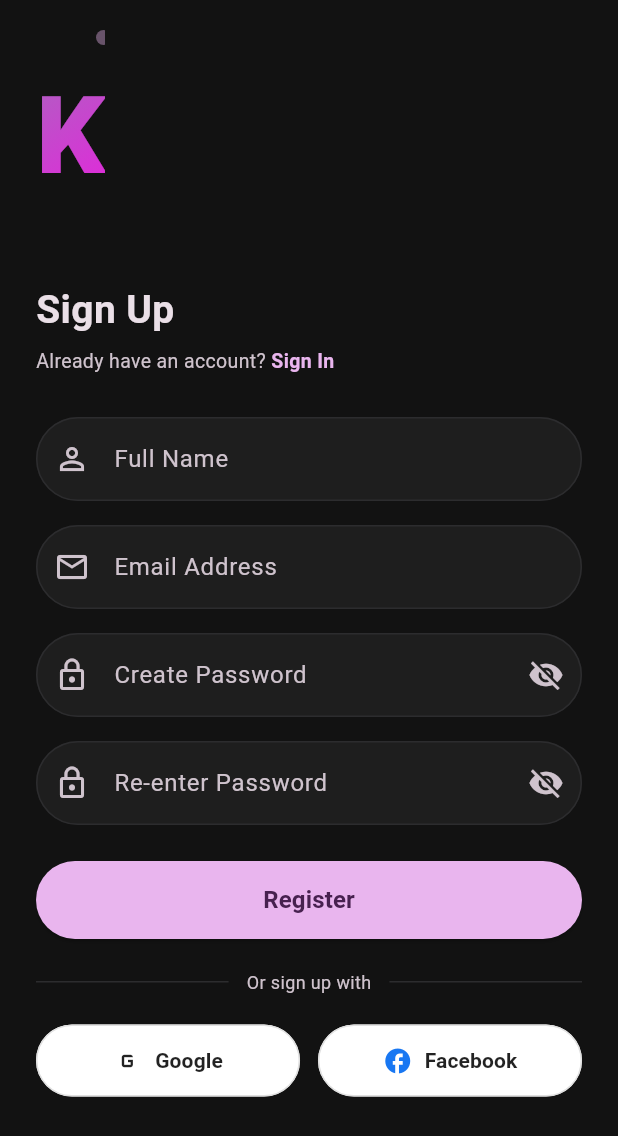
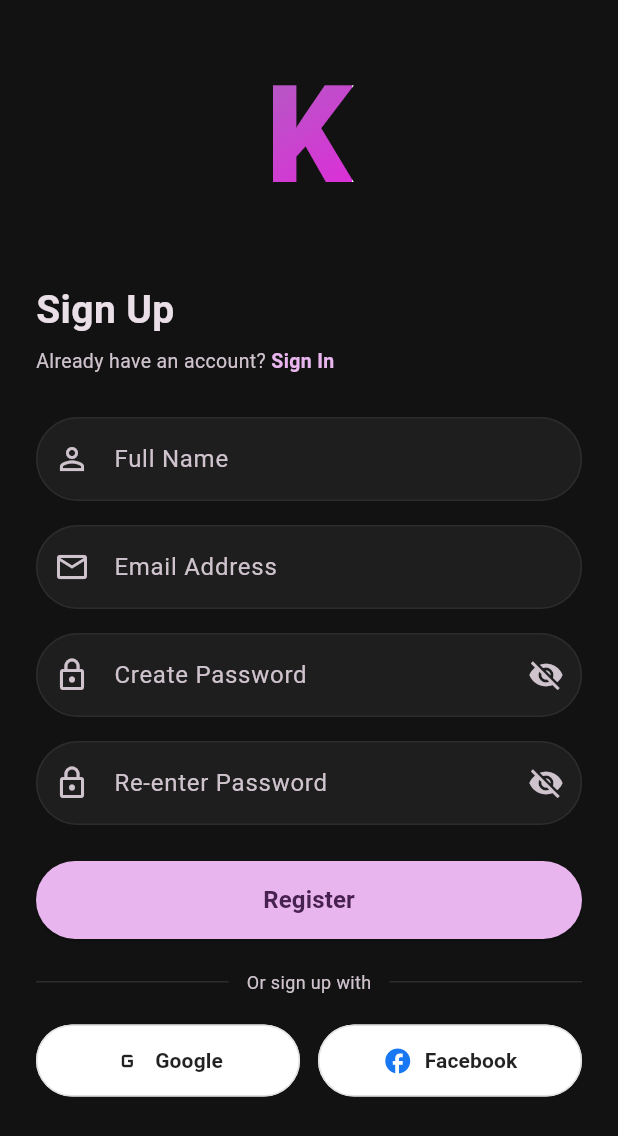
Before and after one commit to thejessepraise/kraze_marketplace, a Flutter app: the screen it shows after launch, after a tap on "Sign Up", on a phone screen of 412 x 824 dp. Shown: the top 1136 px of the screen. Run offline on Flutter 3.47's test engine with Material 3 defaults, Android fonts, the phone set to English and light mode, and no system bars.

Commit message:
new files added

```diff
--- a/lib/pages/auth/auth_widgets.dart
+++ b/lib/pages/auth/auth_widgets.dart
@@ -25,27 +25,30 @@ class AuthHeader extends StatelessWidget {
     final colorScheme = Theme.of(context).colorScheme;
 
     return SizedBox(
+      width: double.infinity, // <-- without this, the box shrinks to fit
+      // just the "K" text and hugs the left edge instead of centering
+      // across the available width.
       height: 180,
       child: Stack(
         alignment: Alignment.center,
         children: [
           // Small floating decorative dots, loosely echoing the little
           // doodles (stars/planet) in the reference design.
-          Positioned(
-            top: 20,
-            left: 40,
-            child: _dot(colorScheme.primary.withValues(alpha: 0.4), 10),
-          ),
-          Positioned(
-            top: 50,
-            right: 50,
-            child: _dot(AppColors.accentPrice.withValues(alpha: 0.35), 14),
-          ),
-          Positioned(
-            bottom: 24,
-            left: 70,
-            child: _dot(colorScheme.primary.withValues(alpha: 0.25), 8),
-          ),
+          // Positioned(
+          //   top: 20,
+          //   left: 40,
+          //   child: _dot(colorScheme.primary.withValues(alpha: 0.4), 10),
+          // ),
+          // Positioned(
+          //   top: 50,
+          //   right: 50,
+          //   child: _dot(AppColors.accentPrice.withValues(alpha: 0.35), 14),
+          // ),
+          // Positioned(
+          //   bottom: 24,
+          //   left: 70,
+          //   child: _dot(colorScheme.primary.withValues(alpha: 0.25), 8),
+          // ),
 
           // The gradient "K" mark, same technique as the splash screen.
           ShaderMask(
@@ -59,7 +62,7 @@ class AuthHeader extends StatelessWidget {
             child: const Text(
               'K',
               style: TextStyle(
-                fontSize: 72,
+                fontSize: 90,
                 fontWeight: FontWeight.w900,
                 color: Colors.white,
                 height: 1,
@@ -190,9 +193,7 @@ class _SocialButton extends StatelessWidget {
         foregroundColor: Colors.black87,
         padding: const EdgeInsets.symmetric(vertical: 14),
         side: const BorderSide(color: Color(0xFFE0E0E0)),
-        shape: RoundedRectangleBorder(
-          borderRadius: BorderRadius.circular(30),
-        ),
+        shape: RoundedRectangleBorder(borderRadius: BorderRadius.circular(30)),
       ),
       icon: Icon(icon, color: iconColor ?? Colors.black87, size: 20),
       label: Text(label, style: const TextStyle(fontWeight: FontWeight.w600)),
--- a/lib/pages/auth/login_page.dart
+++ b/lib/pages/auth/login_page.dart
@@ -80,6 +80,16 @@ class _LoginPageState extends State<LoginPage> {
       body: SafeArea(
         child: SingleChildScrollView(
           padding: const EdgeInsets.symmetric(horizontal: 24),
+          // Center + ConstrainedBox caps how wide the form can get. On a
+          // phone screen (narrower than 480), this has no visible effect
+          // — content just uses the available width like before. On a
+          // wide desktop/web window, it stops the pill fields and button
+          // from stretching edge-to-edge across the whole screen, and
+          // centers a sensible-width "card" instead — the same fix
+          // pattern used for Product Detail's wide layout.
+          child: Center(
+            child: ConstrainedBox(
+              constraints: const BoxConstraints(maxWidth: 480),
               child: Form(
                 key: _formKey,
                 child: Column(
@@ -171,7 +181,8 @@ class _LoginPageState extends State<LoginPage> {
                         onPressed: () {
                           ScaffoldMessenger.of(context).showSnackBar(
                             const SnackBar(
-                          content: Text('Forgot Password page coming soon'),
+                              content:
+                                  Text('Forgot Password page coming soon'),
                             ),
                           );
                         },
@@ -195,6 +206,8 @@ class _LoginPageState extends State<LoginPage> {
               ),
             ),
           ),
+        ),
+      ),
     );
   }
 }
--- a/lib/pages/auth/signup_page.dart
+++ b/lib/pages/auth/signup_page.dart
@@ -9,7 +9,8 @@ import 'auth_widgets.dart';
 ///
 /// See login_page.dart for detailed comments on the overall pattern
 /// (Form + GlobalKey validation, StatefulWidget for controllers/loading,
-/// pushAndRemoveUntil on success) — this page follows the same approach.
+/// pushAndRemoveUntil on success, the ConstrainedBox width cap) — this
+/// page follows the same approach.
 class SignupPage extends StatefulWidget {
   const SignupPage({super.key});
 
@@ -68,6 +69,10 @@ class _SignupPageState extends State<SignupPage> {
       body: SafeArea(
         child: SingleChildScrollView(
           padding: const EdgeInsets.symmetric(horizontal: 24),
+          // Same width cap as Login — see that file's comment for why.
+          child: Center(
+            child: ConstrainedBox(
+              constraints: const BoxConstraints(maxWidth: 480),
               child: Form(
                 key: _formKey,
                 child: Column(
@@ -94,10 +99,10 @@ class _SignupPageState extends State<SignupPage> {
                           ),
                         ),
                         GestureDetector(
-                      // pop() (not push) — Signup was reached BY pushing
-                      // from Login, so popping just returns to that
-                      // existing Login screen rather than creating a
-                      // second one on top of it.
+                          // pop() (not push) — Signup was reached BY
+                          // pushing from Login, so popping just returns
+                          // to that existing Login screen rather than
+                          // creating a second one on top of it.
                           onTap: () => Navigator.of(context).pop(),
                           child: Text(
                             'Sign In',
@@ -192,6 +197,8 @@ class _SignupPageState extends State<SignupPage> {
               ),
             ),
           ),
+        ),
+      ),
     );
   }
 }
```
Lines whose indentation alone changed are shown as unchanged.
